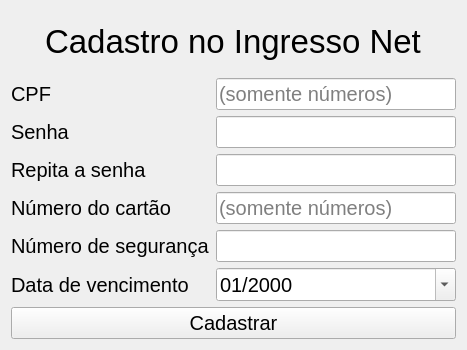
The window that src/signupwindow.ui (MatTerra/IngressoNet) describes before a commit, drawn with Qt 5.
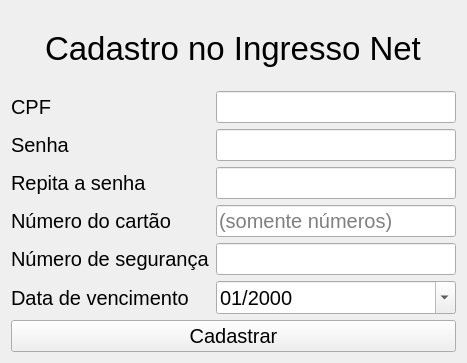
The same window after the commit.

Commit message: Ajustado teste de validade cpf para aceitar entradas apenas com números. Iniciada validação de cadastro

```diff
--- a/src/signupwindow.ui
+++ b/src/signupwindow.ui
@@ -7,7 +7,7 @@
     <x>0</x>
     <y>0</y>
     <width>467</width>
-    <height>350</height>
+    <height>363</height>
    </rect>
   </property>
   <property name="font">
@@ -38,9 +38,12 @@
    <item>
     <layout class="QGridLayout" name="gridLayout">
      <item row="1" column="1">
-      <widget class="QLineEdit" name="lineEdit">
+      <widget class="QLineEdit" name="cpfEdit">
+       <property name="text">
+        <string/>
+       </property>
        <property name="placeholderText">
-        <string>(somente números)</string>
+        <string/>
        </property>
       </widget>
      </item>
@@ -76,10 +79,18 @@
       </widget>
      </item>
      <item row="3" column="1">
-      <widget class="QLineEdit" name="lineEdit_3"/>
+      <widget class="QLineEdit" name="rSenhaEdit">
+       <property name="echoMode">
+        <enum>QLineEdit::PasswordEchoOnEdit</enum>
+       </property>
+      </widget>
      </item>
      <item row="2" column="1">
-      <widget class="QLineEdit" name="lineEdit_2"/>
+      <widget class="QLineEdit" name="senhaEdit">
+       <property name="echoMode">
+        <enum>QLineEdit::PasswordEchoOnEdit</enum>
+       </property>
+      </widget>
      </item>
      <item row="3" column="0">
       <widget class="QLabel" name="label_3">
```
Left out of the diff: 4 changed lines with no effect on the pictures. The commit also changes 4 other files.
